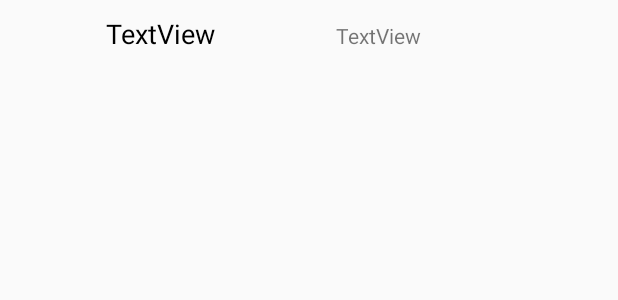
After one commit to benruwel/BadiliPesa, an Android app: the layout currency_list_item.xml on its own in the app's theme, with its tools: preview values and no code run, on a phone screen of 412 x 824 dp. The commit adds this screen. Shown: the top 300 px of the screen. Run offline under Robolectric (Android 15) with nearby library versions, the phone set to English and light mode, and no system bars; Roboto replaces fonts that are not available here.

```diff
--- a/app/src/main/AndroidManifest.xml
+++ b/app/src/main/AndroidManifest.xml
@@ -19,7 +19,7 @@
             </intent-filter>
         </activity>
 
-        <activity android:name=".ui.CurrenciesActivity" android:theme="@style/AppTheme">
+        <activity android:name=".ui.CurrenciesListActivity" android:theme="@style/AppTheme">
             <meta-data
                 android:name="android.support.PARENT_ACTIVITY"
                 android:value="com.moringa.badilipesa.ui.MainActivity">
@@ -29,7 +29,7 @@
         <activity android:name=".ui.ConverterActivity" android:theme="@style/AppTheme">
             <meta-data
                 android:name="android.support.PARENT_ACTIVITY"
-                android:value="com.moringa.badilipesa.ui.CurrenciesActivity">
+                android:value="com.moringa.badilipesa.ui.CurrenciesListActivity">
             </meta-data>
         </activity>
 
--- a/app/src/main/java/com/moringa/badilipesa/ui/CurrenciesActivity.java
+++ b/app/src/main/java/com/moringa/badilipesa/ui/CurrenciesListActivity.java
@@ -16,7 +16,7 @@ import com.moringa.badilipesa.R;
 import butterknife.BindView;
 import butterknife.ButterKnife;
 
-public class CurrenciesActivity extends AppCompatActivity implements View.OnClickListener {
+public class CurrenciesListActivity extends AppCompatActivity implements View.OnClickListener {
 
     //reference for the currencies list
     public String[] supportedCurrencies = new String[] {
@@ -71,7 +71,7 @@ public class CurrenciesActivity extends AppCompatActivity implements View.OnClic
     @Override
     public void onClick(View view) {
         if(view == mConvertViewButton) {
-            Intent intent = new Intent(CurrenciesActivity.this, ConverterActivity.class);
+            Intent intent = new Intent(CurrenciesListActivity.this, ConverterActivity.class);
             startActivity(intent);
         }
     }
--- a/app/src/main/java/com/moringa/badilipesa/ui/MainActivity.java
+++ b/app/src/main/java/com/moringa/badilipesa/ui/MainActivity.java
@@ -33,7 +33,7 @@ public class MainActivity extends AppCompatActivity implements View.OnClickListe
     public void onClick(View view) {
         if(view == mButtonLogin) {
             String username = mUsernameText.getText().toString();
-            Intent intent = new Intent(MainActivity.this, CurrenciesActivity.class);
+            Intent intent = new Intent(MainActivity.this, CurrenciesListActivity.class);
             intent.putExtra("username", username);
             startActivity(intent);
         }
--- /dev/null
+++ b/app/src/main/res/layout/currency_list_item.xml
@@ -0,0 +1,24 @@
+<?xml version="1.0" encoding="utf-8"?>
+<LinearLayout xmlns:android="http://schemas.android.com/apk/res/android"
+    android:layout_width="match_parent"
+    android:layout_height="match_parent">
+
+    <TextView
+        android:id="@+id/currencySymbol"
+        android:layout_width="wrap_content"
+        android:layout_height="wrap_content"
+        android:layout_weight="1"
+        android:padding="10dp"
+        android:text="TextView"
+        android:textAlignment="center"
+        android:textColor="#000000"
+        android:textSize="18sp" />
+
+    <TextView
+        android:id="@+id/currencyName"
+        android:layout_width="wrap_content"
+        android:layout_height="wrap_content"
+        android:layout_weight="1"
+        android:padding="10dp"
+        android:text="TextView" />
+</LinearLayout>
```
Also changed, not shown: app/src/main/res/layout/activity_currencies.xml (+38 -14 lines), 3 other files.
